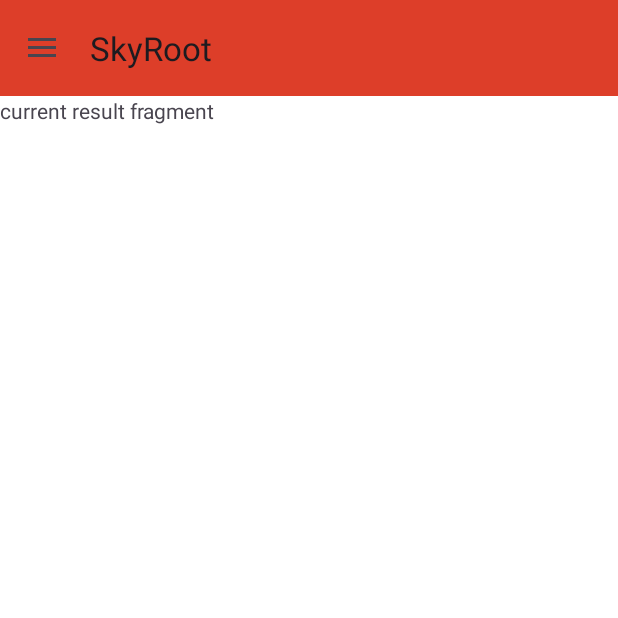
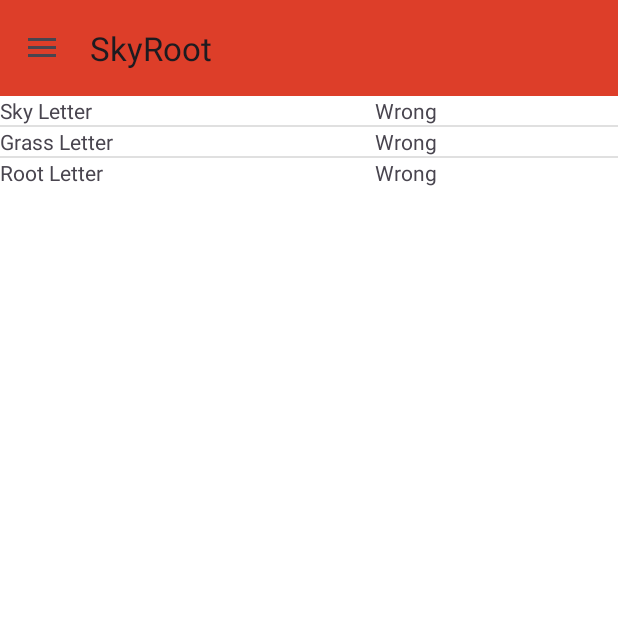
Before and after one commit to seeratfatima19/ExamApp, an Android app: the fragment ExamFragment placed in its activity, after a tap on "END", on a phone screen of 412 x 824 dp, the top half of it. Run offline under Robolectric (Android 15) with nearby library versions, the phone set to English and light mode, and no system bars; 3 other taps on this screen came first.

Commit message:
new commit

```diff
--- /dev/null
+++ b/app/src/main/java/com/example/skyroot/Answer.java
@@ -0,0 +1,34 @@
+package com.example.skyroot;
+
+public class Answer {
+
+    String answer;
+    String result;
+
+    Answer() {
+        answer = "";
+        result = "";
+
+    }
+
+    Answer(String answer, String result) {
+        this.answer = answer;
+        this.result = result;
+    }
+
+    public String getAnswer() {
+        return this.answer;
+    }
+
+    public void setAnswer(String answer){
+        this.answer = answer;
+    }
+    public String getResult() {
+        return this.result;
+    }
+    public void setResult(String result){
+        this.result = result;
+    }
+
+
+}
--- a/app/src/main/java/com/example/skyroot/CurrentResultFragment.java
+++ b/app/src/main/java/com/example/skyroot/CurrentResultFragment.java
@@ -1,5 +1,6 @@
 package com.example.skyroot;
 
+import android.annotation.SuppressLint;
 import android.os.Bundle;
 
 import androidx.fragment.app.Fragment;
@@ -7,29 +8,57 @@ import androidx.fragment.app.Fragment;
 import android.view.LayoutInflater;
 import android.view.View;
 import android.view.ViewGroup;
+import android.widget.ListView;
+import android.widget.TextView;
 
+import java.awt.font.TextAttribute;
 import java.util.ArrayList;
+import java.util.List;
 
 public class CurrentResultFragment extends Fragment {
 
+    TextView textView;
+    ListView listView;
     public CurrentResultFragment() {
         // Required empty public constructor
     }
 
 
+    @SuppressLint("MissingInflatedId")
     @Override
     public View onCreateView(LayoutInflater inflater, ViewGroup container,
                              Bundle savedInstanceState) {
 
         Bundle bundle = new Bundle();
-        ArrayList<String> result = bundle.getStringArrayList("checked");
-        ArrayList<String> answer = bundle.getStringArrayList("answers");
+        bundle= getArguments();
+        ArrayList<String> result = new ArrayList<>();
+                result = bundle.getStringArrayList("checked");
+        ArrayList<String> answer = new ArrayList<>();
+                answer = bundle.getStringArrayList("answers");
+
+
         // Inflate the layout for this fragment
         View view= inflater.inflate(R.layout.fragment_current_result, container, false);
+        //textView= (TextView)view.findViewById(R.id.dataDisplay);
+        listView= (ListView)view.findViewById(R.id.listViewCurrent);
+        ArrayList<Answer> answerList = new ArrayList<>();
+       for(int i = 0; i < answer.size(); i++) {
+           //textView.setText("Your answer "+ answer.get(i)+" is "+ result.get(i)+"\n");
+
+           System.out.println(answer.get(i));
+          answerList.add(new Answer(answer.get(i), result.get(i))) ;
+
+        }
+
+        CustomAdapter adapter = new CustomAdapter(getActivity(), answerList);
+       listView.setAdapter(adapter);
+
+
 
 
 
 
         return view;
     }
+
 }
--- /dev/null
+++ b/app/src/main/java/com/example/skyroot/CustomAdapter.java
@@ -0,0 +1,84 @@
+package com.example.skyroot;
+
+import android.content.Context;
+import android.database.DataSetObserver;
+import android.view.LayoutInflater;
+import android.view.View;
+import android.view.ViewGroup;
+import android.widget.ListAdapter;
+import android.widget.TextView;
+
+import java.util.ArrayList;
+
+public class CustomAdapter implements ListAdapter {
+
+    ArrayList<Answer> arrayList;
+    Context context;
+    public CustomAdapter(Context context, ArrayList<Answer> arrayList) {
+        this.arrayList=arrayList;
+        this.context=context;
+    }
+    @Override
+    public boolean areAllItemsEnabled() {
+        return false;
+    }
+    @Override
+    public boolean isEnabled(int position) {
+        return true;
+    }
+    @Override
+    public void registerDataSetObserver(DataSetObserver observer) {
+    }
+    @Override
+    public void unregisterDataSetObserver(DataSetObserver observer) {
+    }
+    @Override
+    public int getCount() {
+        return arrayList.size();
+    }
+    @Override
+    public Object getItem(int position) {
+        return position;
+    }
+    @Override
+    public long getItemId(int position) {
+        return position;
+    }
+    @Override
+    public boolean hasStableIds() {
+        return false;
+    }
+
+
+    @Override
+    public View getView(int position, View convertView, ViewGroup parent) {
+        Answer answerData=arrayList.get(position);
+        if(convertView==null) {
+            LayoutInflater layoutInflater = LayoutInflater.from(context);
+            convertView=layoutInflater.inflate(R.layout.customlistview, null);
+            convertView.setOnClickListener(new View.OnClickListener() {
+                @Override
+                public void onClick(View v) {
+                }
+            });
+            TextView answerCurrent=convertView.findViewById(R.id.text1);
+            TextView resultCurrent=convertView.findViewById(R.id.text2);
+
+            answerCurrent.setText(answerData.getAnswer());
+            resultCurrent.setText(answerData.getResult());
+        }
+        return convertView;
+    }
+    @Override
+    public int getItemViewType(int position) {
+        return position;
+    }
+    @Override
+    public int getViewTypeCount() {
+        return arrayList.size();
+    }
+    @Override
+    public boolean isEmpty() {
+        return false;
+    }
+}
--- a/app/src/main/java/com/example/skyroot/ExamFragment.java
+++ b/app/src/main/java/com/example/skyroot/ExamFragment.java
@@ -63,6 +63,7 @@ import java.util.List;
         skybtn.setOnClickListener(new View.OnClickListener() {
             @Override
             public void onClick(View v) {
+                System.out.println("in onclick sky");
                 if(category.equals("Sky Letter")){
                     correctCount++;
                     checked.add("Correct");
@@ -86,6 +87,7 @@ import java.util.List;
         grassBtn.setOnClickListener(new View.OnClickListener() {
             @Override
             public void onClick(View v) {
+                System.out.println("in onclick grass");
                 if(category.equals("Grass Letter")){
                     correctCount++;
                     checked.add("Correct");
@@ -99,6 +101,7 @@ import java.util.List;
                 new Handler().postDelayed(new Runnable() {
                     @Override
                     public void run() {
+
                         String question =generateLetter();
                         textView.setText(question);
                     }
@@ -109,6 +112,7 @@ import java.util.List;
         rootBtn.setOnClickListener(new View.OnClickListener() {
             @Override
             public void onClick(View v) {
+                System.out.println("in onclick root");
                 if(category.equals("Root Letter")){
                     correctCount++;
                     checked.add("Correct");
--- /dev/null
+++ b/app/src/main/res/layout/customlistview.xml
@@ -0,0 +1,25 @@
+<?xml version="1.0" encoding="utf-8"?>
+<LinearLayout xmlns:android="http://schemas.android.com/apk/res/android"
+    android:layout_width="match_parent"
+    android:layout_height="wrap_content"
+    android:orientation="horizontal"
+    android:id="@+id/list_row">
+
+    <TextView
+        android:id="@+id/text1"
+        android:layout_width="250dp"
+        android:layout_height="wrap_content"
+        android:text="text"
+
+        />
+
+    <TextView
+        android:id="@+id/text2"
+        android:layout_width="wrap_content"
+        android:layout_height="wrap_content"
+        android:text="text"
+/>
+
+
+
+</LinearLayout>
--- a/app/src/main/res/layout/fragment_current_result.xml
+++ b/app/src/main/res/layout/fragment_current_result.xml
@@ -6,9 +6,16 @@
     tools:context=".CurrentResultFragment">
 
     <!-- TODO: Update blank fragment layout -->
-    <TextView
+    <!--<TextView
+        android:id="@+id/dataDisplay"
         android:layout_width="match_parent"
         android:layout_height="match_parent"
-        android:text="current result fragment" />
+        android:text="current result fragment" />-->
+
+    <ListView
+        android:id="@+id/listViewCurrent"
+        android:layout_width="match_parent"
+        android:layout_height="wrap_content"
+        />
 
 </FrameLayout>
--- a/app/src/main/res/layout/fragment_result.xml
+++ b/app/src/main/res/layout/fragment_result.xml
@@ -1,9 +1,21 @@
 <?xml version="1.0" encoding="utf-8"?>
 <FrameLayout xmlns:android="http://schemas.android.com/apk/res/android"
-    xmlns:app="http://schemas.android.com/apk/res-auto"
     xmlns:tools="http://schemas.android.com/tools"
     android:layout_width="match_parent"
     android:layout_height="match_parent"
     tools:context=".ResultFragment">
 
+    <!-- TODO: Update blank fragment layout -->
+    <!--<TextView
+        android:id="@+id/dataDisplay"
+        android:layout_width="match_parent"
+        android:layout_height="match_parent"
+        android:text="current result fragment" />-->
+
+    <ListView
+        android:id="@+id/listViewFinal"
+        android:layout_width="match_parent"
+        android:layout_height="wrap_content"
+        />
+
 </FrameLayout>
--- a/app/src/main/res/values/colors.xml
+++ b/app/src/main/res/values/colors.xml
@@ -2,4 +2,5 @@
 <resources>
     <color name="black">#FF000000</color>
     <color name="white">#FFFFFFFF</color>
+    <color name="orangeRed">#dd3e29</color>
 </resources>
--- a/app/src/main/res/values/themes.xml
+++ b/app/src/main/res/values/themes.xml
@@ -3,7 +3,14 @@
     <style name="Base.Theme.SkyRoot" parent="Theme.Material3.DayNight.NoActionBar">
         <!-- Customize your light theme here. -->
         <!-- <item name="colorPrimary">@color/my_light_primary</item> -->
+        <item name="colorPrimary">@color/black</item>
+
+        <!-- Defining that new color in ColorPrimaryDark -->
+        <item name="colorPrimaryDark">@color/orangeRed</item>
+        <item name="colorAccent">@color/black</item>
     </style>
 
     <style name="Theme.SkyRoot" parent="Base.Theme.SkyRoot" />
+
+
 </resources>
```
